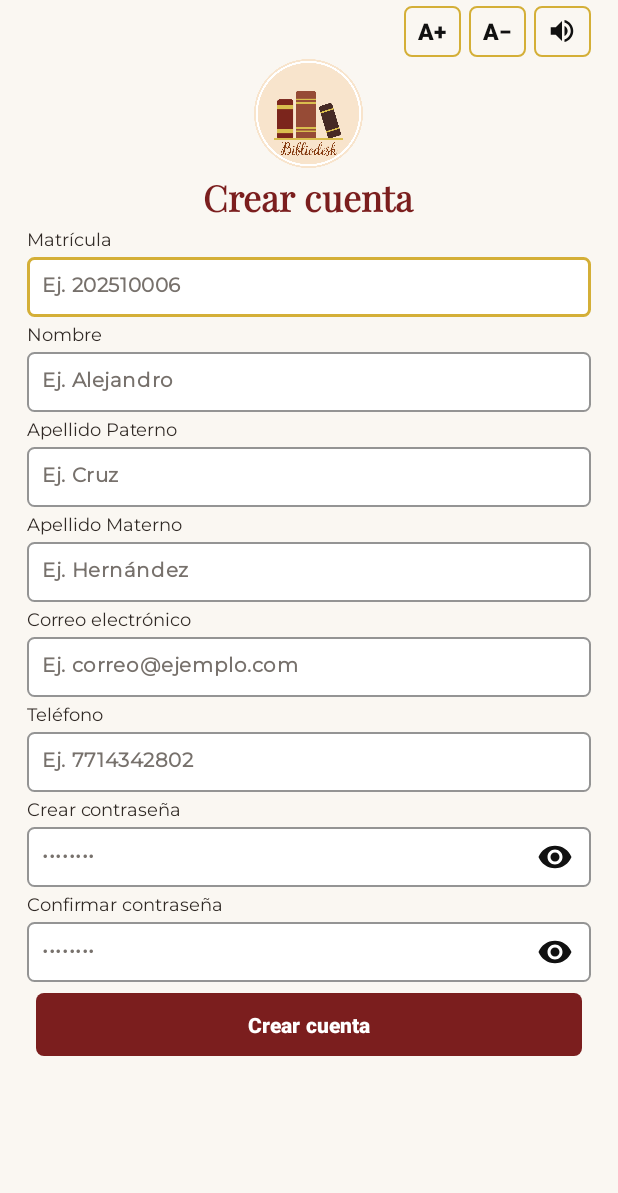
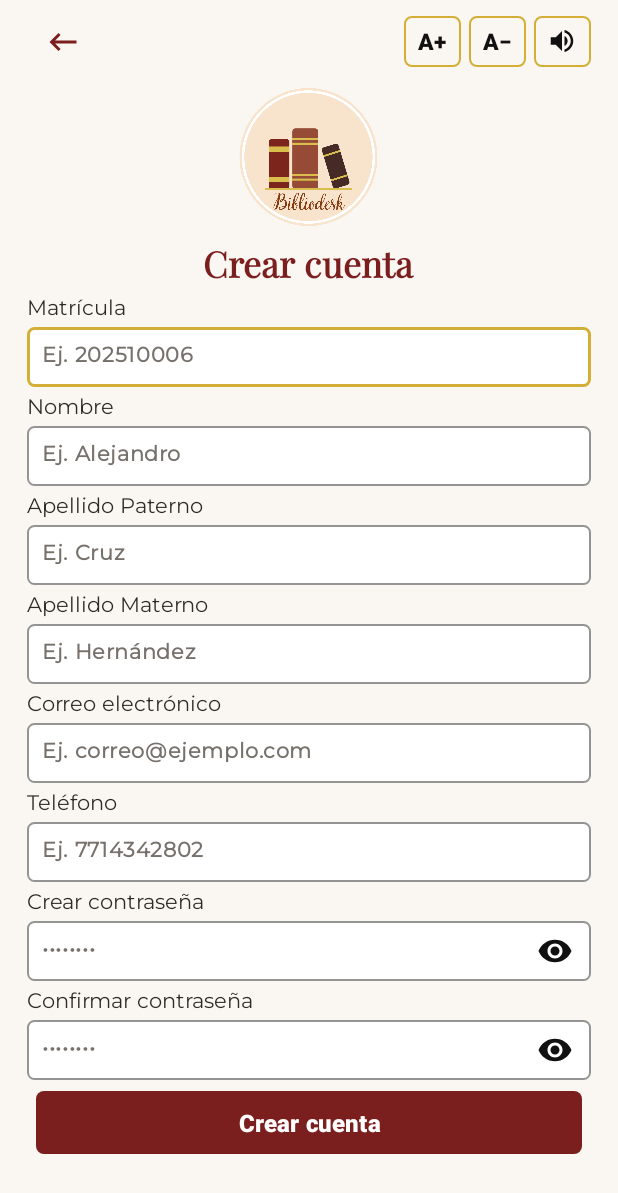
Before and after one commit to cristianjared574-dotcom/bibliodesk_movil, an Android app: the RegistroActivity screen opened directly, with no data from a screen before it, on a phone screen of 412 x 824 dp. Shown: the top 1193 px of the screen. Run offline under Robolectric (Android 15) with nearby library versions, the phone set to English and light mode, and no system bars.

Commit message:
boton regresar en la pantalla de registro al usuario

```diff
--- a/app/src/main/java/com/example/bibliodesk_movil/Vista/RegistroActivity.kt
+++ b/app/src/main/java/com/example/bibliodesk_movil/Vista/RegistroActivity.kt
@@ -59,7 +59,17 @@ class RegistroActivity : AppCompatActivity() {
         presenter = clsRegistroPresentador(this)
 
         btnCrearCuenta.setOnClickListener(this::ejecutarRegistro)
+
+
+
+        val btnRegresar = findViewById<View>(R.id.btnRegresar)
+
+        btnRegresar.setOnClickListener {
+            finish()
+        }
+
         configurarAccesibilidad()
+
     }
 
     fun ejecutarRegistro(v: View) {
--- a/app/src/main/res/layout/activity_registro.xml
+++ b/app/src/main/res/layout/activity_registro.xml
@@ -28,6 +28,24 @@
             android:layout_height="wrap_content"
             android:orientation="horizontal"
             android:gravity="end|center_vertical">
+
+
+            <ImageButton
+                android:id="@+id/btnRegresar"
+                android:layout_width="48dp"
+                android:layout_height="48dp"
+                android:background="?attr/selectableItemBackgroundBorderless"
+                android:src="@drawable/ic_regresar"
+                android:contentDescription="Regresar a inicio de sesión"
+                android:padding="12dp"
+                android:scaleType="fitCenter"
+                app:tint="@color/colorPrimario" />
+
+            <View
+                android:layout_width="0dp"
+                android:layout_height="1dp"
+                android:layout_weight="1" />
+
 
             <com.google.android.material.button.MaterialButton
                 android:id="@+id/btnAumentarTexto"
@@ -102,18 +120,18 @@
 
         <!-- LOGOTIPO -->
 
+        <!-- TÍTULO -->
+
         <ImageView
             android:id="@+id/imgLogo"
-            android:layout_width="75dp"
-            android:layout_height="75dp"
+            android:layout_width="95dp"
+            android:layout_height="105dp"
             android:layout_gravity="center_horizontal"
             android:layout_marginTop="0dp"
             android:adjustViewBounds="true"
+            android:contentDescription="@string/descripcion_logo"
             android:scaleType="fitCenter"
-            android:src="@drawable/logo"
-            android:contentDescription="@string/descripcion_logo" />
-
-        <!-- TÍTULO -->
+            android:src="@drawable/logo" />
 
         <TextView
             android:id="@+id/txtTituloRegistro"
@@ -137,7 +155,7 @@
             android:fontFamily="@font/montserrat"
             android:text="@string/matricula"
             android:textColor="@color/colorTexto"
-            android:textSize="12sp" />
+            android:textSize="14sp" />
 
         <com.google.android.material.textfield.TextInputLayout
             android:id="@+id/tilMatricula"
@@ -171,7 +189,7 @@
                 android:singleLine="true"
                 android:textColor="#000000"
                 android:textColorHint="#77716C"
-                android:textSize="13sp"
+                android:textSize="14sp"
                 android:textStyle="bold" />
 
         </com.google.android.material.textfield.TextInputLayout>
@@ -185,7 +203,7 @@
             android:fontFamily="@font/montserrat"
             android:text="@string/nombre"
             android:textColor="@color/colorTexto"
-            android:textSize="12sp" />
+            android:textSize="14sp" />
 
         <com.google.android.material.textfield.TextInputLayout
             android:id="@+id/tilNombre"
@@ -220,7 +238,7 @@
                 android:textAlignment="viewStart"
                 android:textColor="#000000"
                 android:textColorHint="#77716C"
-                android:textSize="13sp"
+                android:textSize="14sp"
                 android:textStyle="bold" />
 
         </com.google.android.material.textfield.TextInputLayout>
@@ -234,7 +252,7 @@
             android:fontFamily="@font/montserrat"
             android:text="@string/apellido_paterno"
             android:textColor="@color/colorTexto"
-            android:textSize="12sp" />
+            android:textSize="14sp" />
 
         <com.google.android.material.textfield.TextInputLayout
             android:id="@+id/tilApellidoPaterno"
@@ -268,7 +286,7 @@
                 android:singleLine="true"
                 android:textColor="#000000"
                 android:textColorHint="#77716C"
-                android:textSize="13sp"
+                android:textSize="14sp"
                 android:textStyle="bold" />
 
         </com.google.android.material.textfield.TextInputLayout>
@@ -282,7 +300,7 @@
             android:fontFamily="@font/montserrat"
             android:text="@string/apellido_materno"
             android:textColor="@color/colorTexto"
-            android:textSize="12sp" />
+            android:textSize="14sp" />
 
         <com.google.android.material.textfield.TextInputLayout
             android:id="@+id/tilApellidoMaterno"
@@ -316,7 +334,7 @@
                 android:singleLine="true"
                 android:textColor="#000000"
                 android:textColorHint="#77716C"
-                android:textSize="13sp"
+                android:textSize="14sp"
                 android:textStyle="bold" />
 
         </com.google.android.material.textfield.TextInputLayout>
@@ -330,7 +348,7 @@
             android:fontFamily="@font/montserrat"
             android:text="@string/correo"
             android:textColor="@color/colorTexto"
-            android:textSize="12sp" />
+            android:textSize="14sp" />
 
         <com.google.android.material.textfield.TextInputLayout
             android:id="@+id/tilCorreo"
@@ -364,7 +382,7 @@
                 android:singleLine="true"
                 android:textColor="#000000"
                 android:textColorHint="#77716C"
-                android:textSize="13sp"
+                android:textSize="14sp"
                 android:textStyle="bold" />
 
         </com.google.android.material.textfield.TextInputLayout>
@@ -378,7 +396,7 @@
             android:fontFamily="@font/montserrat"
             android:text="@string/telefono"
             android:textColor="@color/colorTexto"
-            android:textSize="12sp" />
+            android:textSize="14sp" />
 
         <com.google.android.material.textfield.TextInputLayout
             android:id="@+id/tilTelefono"
@@ -413,7 +431,7 @@
                 android:singleLine="true"
                 android:textColor="#000000"
                 android:textColorHint="#77716C"
-                android:textSize="13sp"
+                android:textSize="14sp"
                 android:textStyle="bold" />
 
         </com.google.android.material.textfield.TextInputLayout>
@@ -427,7 +445,7 @@
             android:fontFamily="@font/montserrat"
             android:text="@string/crear_contrasena"
             android:textColor="@color/colorTexto"
-            android:textSize="12sp" />
+            android:textSize="14sp" />
 
         <com.google.android.material.textfield.TextInputLayout
             android:id="@+id/tilContrasena"
@@ -462,7 +480,7 @@
                 android:singleLine="true"
                 android:textColor="#000000"
                 android:textColorHint="#77716C"
-                android:textSize="13sp"
+                android:textSize="14sp"
                 android:textStyle="bold" />
 
         </com.google.android.material.textfield.TextInputLayout>
@@ -476,7 +494,7 @@
             android:fontFamily="@font/montserrat"
             android:text="@string/confirmar_contrasena"
             android:textColor="@color/colorTexto"
-            android:textSize="12sp" />
+            android:textSize="14sp" />
 
         <com.google.android.material.textfield.TextInputLayout
             android:id="@+id/tilConfirmarContrasena"
@@ -511,7 +529,7 @@
                 android:singleLine="true"
                 android:textColor="#000000"
                 android:textColorHint="#77716C"
-                android:textSize="13sp"
+                android:textSize="14sp"
                 android:textStyle="bold" />
 
         </com.google.android.material.textfield.TextInputLayout>
@@ -531,7 +549,7 @@
             android:text="@string/btn_crear_cuenta"
             android:textAllCaps="false"
             android:textColor="#FFFFFF"
-            android:textSize="14sp"
+            android:textSize="16sp"
             android:textStyle="bold"
             app:backgroundTint="@color/colorPrimario"
             app:cornerRadius="5dp" />
```
